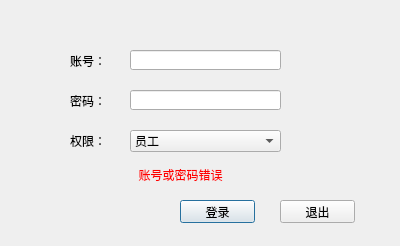
First picture: the form in login.ui, repository neverlandgy/teamhelper, before the edit.
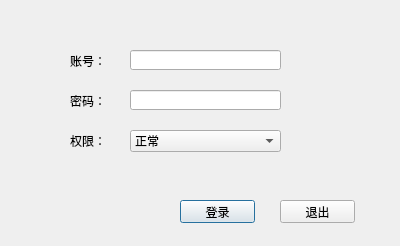
Second picture: the form after the edit.

The edit to the form file:
```diff
--- a/login.ui
+++ b/login.ui
@@ -89,7 +89,7 @@
    </property>
    <item>
     <property name="text">
-     <string>员工</string>
+     <string>正常</string>
     </property>
    </item>
    <item>
@@ -103,12 +103,12 @@
     <rect>
      <x>100</x>
      <y>165</y>
-     <width>161</width>
+     <width>181</width>
      <height>21</height>
     </rect>
    </property>
    <property name="text">
-    <string>&lt;html&gt;&lt;head/&gt;&lt;body&gt;&lt;p&gt;&lt;span style=&quot; color:#ff0000;&quot;&gt;账号或密码错误&lt;/span&gt;&lt;/p&gt;&lt;/body&gt;&lt;/html&gt;</string>
+    <string>&lt;html&gt;&lt;head/&gt;&lt;body&gt;&lt;p&gt;&lt;br/&gt;&lt;/p&gt;&lt;/body&gt;&lt;/html&gt;</string>
    </property>
    <property name="alignment">
     <set>Qt::AlignCenter</set>
```
